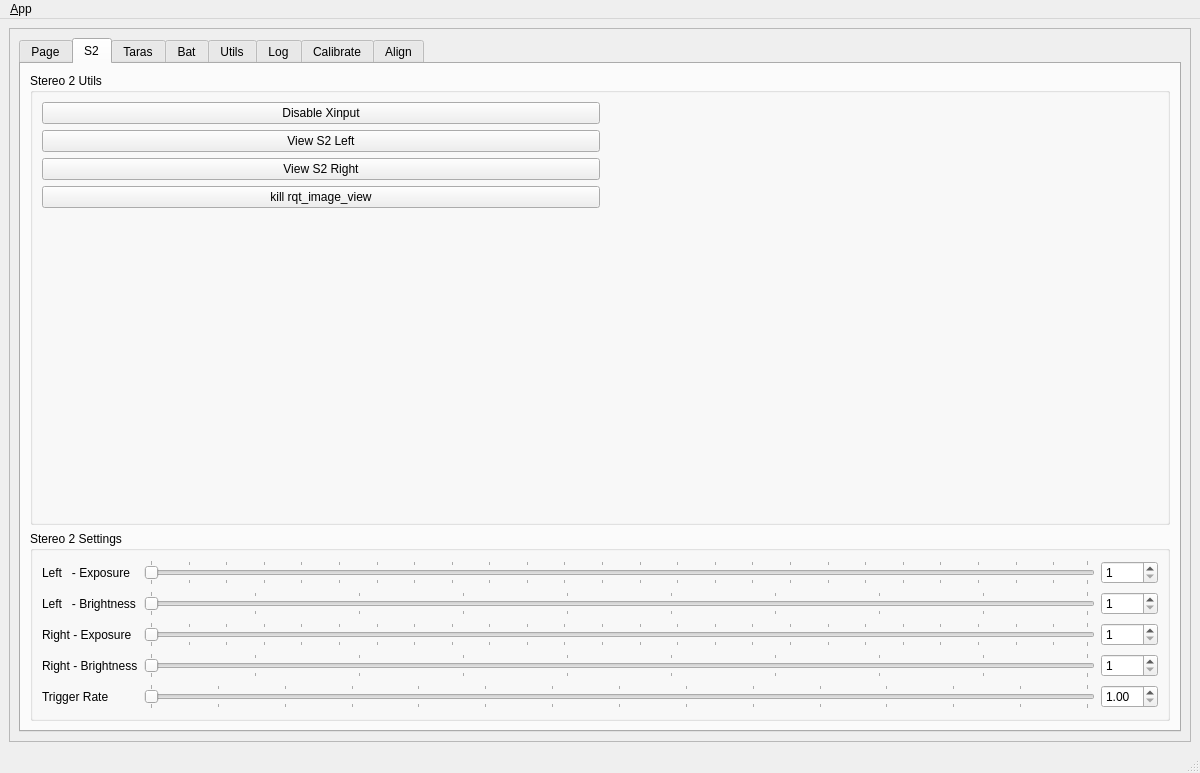
Above: src/primo_dash/ui/main_window.ui from paulsammut/primo before the change. Below: the same form after it.
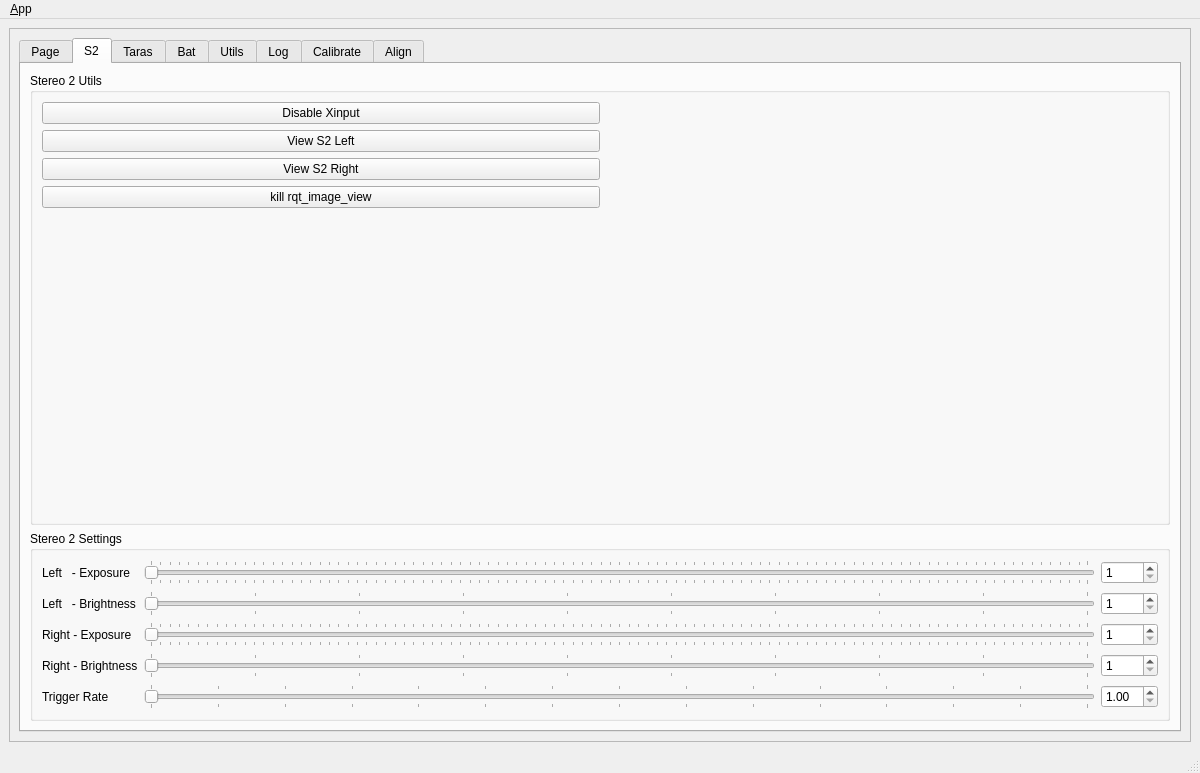
That is the form after the change. The open tabs and pages were chosen to show the change. Icons and pictures are not drawn.

The edit to the form file:
```diff
--- a/src/primo_dash/ui/main_window.ui
+++ b/src/primo_dash/ui/main_window.ui
@@ -393,7 +393,7 @@
                  <number>1</number>
                 </property>
                 <property name="maximum">
-                 <number>250</number>
+                 <number>1000</number>
                 </property>
                 <property name="orientation">
                  <enum>Qt::Horizontal</enum>
@@ -452,7 +452,7 @@
                  <number>1</number>
                 </property>
                 <property name="maximum">
-                 <number>250</number>
+                 <number>1000</number>
                 </property>
                 <property name="orientation">
                  <enum>Qt::Horizontal</enum>
```
Left out of the diff: 4 changed lines with no effect on the pictures.
